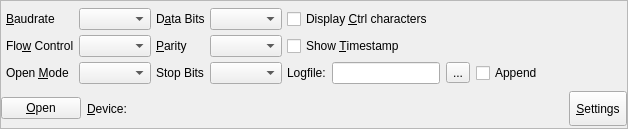
Qt form controlpanel.ui (neundorf/CuteCom) before a commit.
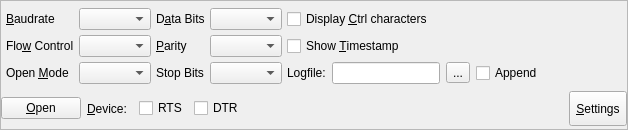
The same form after that commit. Custom widgets are drawn as their Qt base class.

Commit message: Added functionality to manually control state of RTS and DTR lines when port has been opened with no flow control or software flow control enabled.

What changed in the file:
```diff
--- a/controlpanel.ui
+++ b/controlpanel.ui
@@ -7,7 +7,7 @@
     <x>0</x>
     <y>0</y>
     <width>628</width>
-    <height>129</height>
+    <height>130</height>
    </rect>
   </property>
   <property name="autoFillBackground">
@@ -242,6 +242,32 @@
      <item>
       <widget class="DeviceCombo" name="m_combo_device" native="true"/>
      </item>
+     <item>
+      <widget class="QCheckBox" name="m_rts_line">
+       <property name="toolTip">
+        <string>The RTS line is set to logic HIGH when checked. Note that in RS232C the negative logic is used.</string>
+       </property>
+       <property name="locale">
+        <locale language="English" country="UnitedStates"/>
+       </property>
+       <property name="text">
+        <string>RTS</string>
+       </property>
+      </widget>
+     </item>
+     <item>
+      <widget class="QCheckBox" name="m_dtr_line">
+       <property name="toolTip">
+        <string>The DTR line is set to logic HIGH when checked. Note that in RS232C the negative logic is used.</string>
+       </property>
+       <property name="locale">
+        <locale language="English" country="UnitedStates"/>
+       </property>
+       <property name="text">
+        <string>DTR</string>
+       </property>
+      </widget>
+     </item>
      <item>
       <spacer name="horizontalSpacer">
        <property name="orientation">
```
The commit also changes 4 other files.
